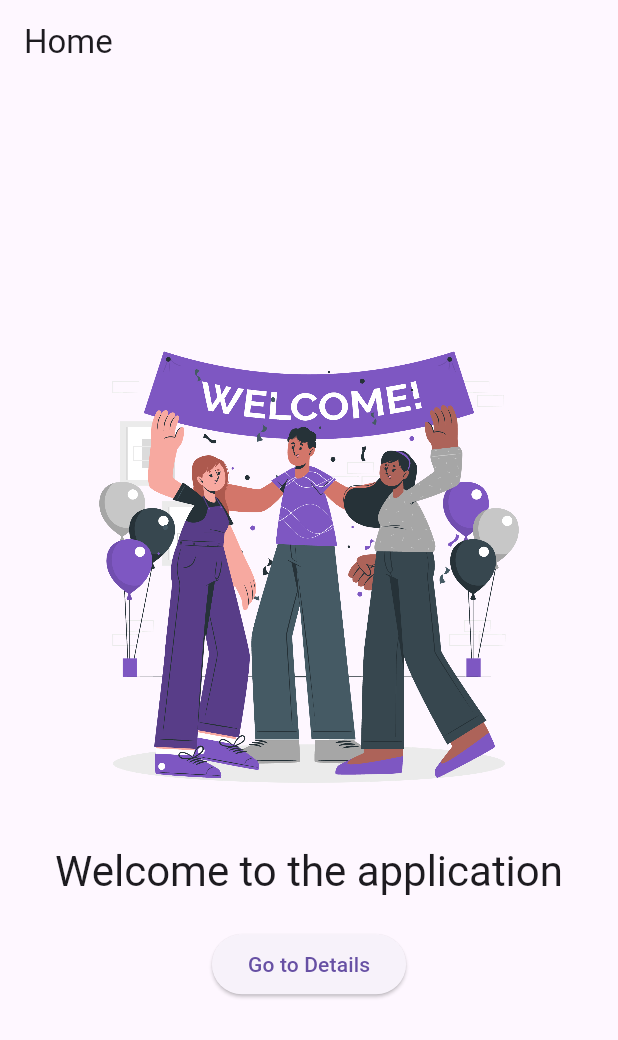
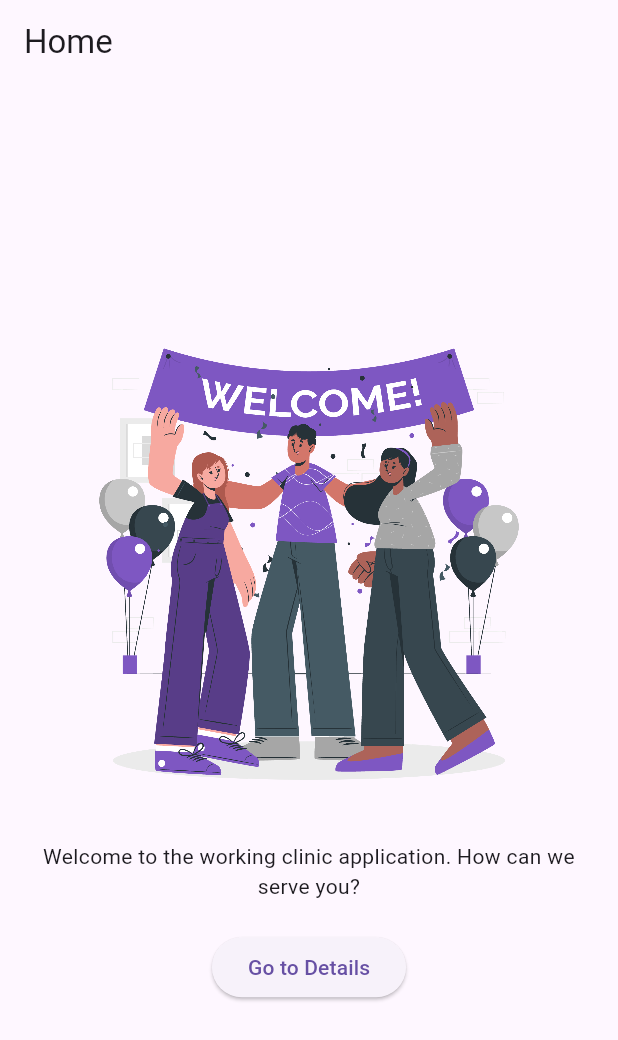
Before and after one commit to musabalradi-dev/flutter_onboarding, a Flutter app: the HomeScreen screen opened directly, on a phone screen of 412 x 824 dp. Shown: the top 1040 px of the screen. Run offline on Flutter 3.47's test engine with Material 3 defaults, Android fonts, the phone set to English and light mode, and no system bars; our stand-ins replace bloc, equatable, flutter_bloc, smooth_page_indicator.

Commit message:
first commit

```diff
--- a/lib/feature/home/presentation/screen/home.dart
+++ b/lib/feature/home/presentation/screen/home.dart
@@ -9,6 +9,8 @@ class HomeScreen extends StatelessWidget {
       appBar: AppBar(title: Text('Home')),
       body: SizedBox(
         width: double.infinity,
+        child: Padding(
+          padding: EdgeInsets.all(24.0),
           child: Column(
             crossAxisAlignment: CrossAxisAlignment.center,
             mainAxisAlignment: MainAxisAlignment.center,
@@ -31,8 +33,10 @@ class HomeScreen extends StatelessWidget {
               ),
               SizedBox(height: 20),
               Text(
-              'Welcome to the application',
-              style: Theme.of(context).textTheme.headlineMedium,
+                'Welcome to the working clinic application. How can we serve you?',
+                style: Theme.of(context).textTheme.bodyMedium,
+                textAlign: TextAlign.center,
+                maxLines: 3,
               ),
               SizedBox(height: 20),
               ElevatedButton(
@@ -42,7 +46,10 @@ class HomeScreen extends StatelessWidget {
                     context: context,
                     builder: (context) {
                       return AlertDialog(
-                      title: Text('Congratulations', textAlign: TextAlign.center),
+                        title: Text(
+                          'Congratulations',
+                          textAlign: TextAlign.center,
+                        ),
                         content: Text(
                           'You have successfully completed the onboarding process.',
                           textAlign: TextAlign.center,
@@ -82,6 +89,7 @@ class HomeScreen extends StatelessWidget {
             ],
           ),
         ),
+      ),
     );
   }
 }
```
Also changed, not shown: 1 other file. Lines whose indentation alone changed are shown as unchanged.
